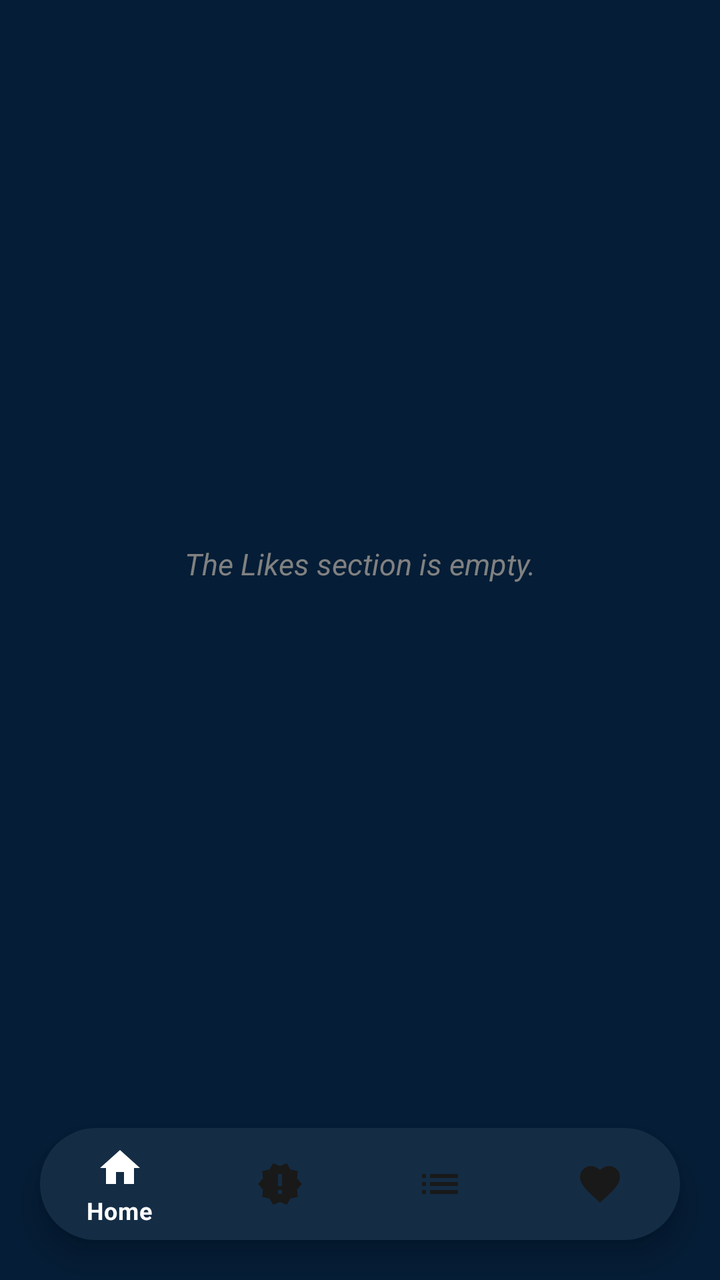
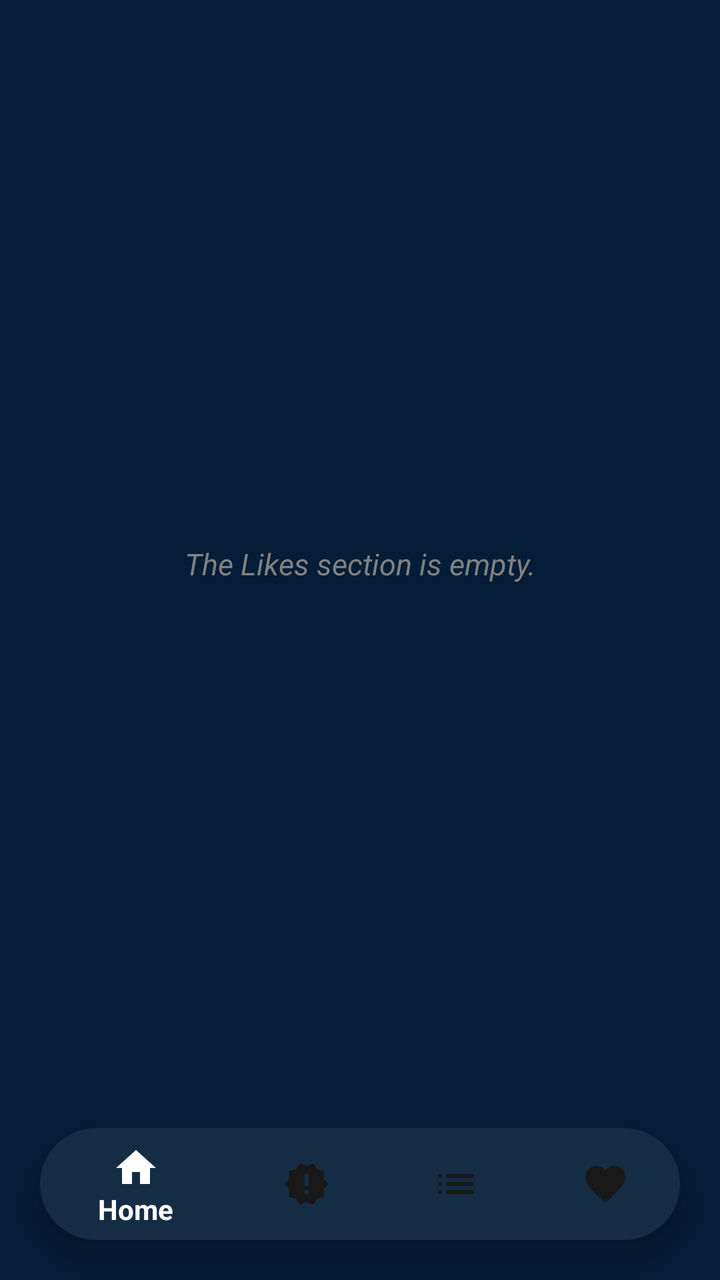

The first picture is an Android layout as it rendered before a commit; the second is the same layout after the commit. The layout source and the unified diff follow.
<!-- AndroidManifest.xml: application theme Theme.Foundfootage -->
<!-- res/layout/activity_likes.xml -->
<?xml version="1.0" encoding="utf-8"?>
<androidx.constraintlayout.widget.ConstraintLayout xmlns:android="http://schemas.android.com/apk/res/android"
    xmlns:app="http://schemas.android.com/apk/res-auto"
    xmlns:tools="http://schemas.android.com/tools"
    android:layout_width="match_parent"
    android:layout_height="match_parent"
    android:background="@color/purplea2"
    tools:context=".Likes">

    <androidx.recyclerview.widget.RecyclerView
        android:id="@+id/recycler_view3"
        android:orientation="vertical"
        android:layout_width="match_parent"
        android:layout_height="match_parent"
        android:layout_marginStart="8dp"
        android:layout_marginTop="8dp"
        android:layout_marginEnd="8dp"
        android:layout_marginBottom="90dp"
        android:elevation="25dp" />

    <TextView
        android:id="@+id/likes_empty_text"
        android:layout_width="match_parent"
        android:layout_height="200dp"
        android:gravity="center"
        app:layout_constraintBottom_toTopOf="@+id/bottom_navigation"
        app:layout_constraintEnd_toEndOf="parent"
        app:layout_constraintStart_toStartOf="parent"
        android:textSize="15sp"
        android:hint="The Likes section is empty."
        android:textColorHint="#818181"
        android:textStyle="italic"
        app:layout_constraintTop_toTopOf="parent" />

    <com.google.android.material.bottomnavigation.BottomNavigationView
        android:id="@+id/bottom_navigation"
        android:layout_width="match_parent"
        android:layout_height="56dp"
        android:layout_alignParentBottom="true"
        android:layout_margin="20dp"
        android:background="@drawable/round_corner"
        android:elevation="10dp"
        app:itemIconTint="@color/item_selector"
        app:itemRippleColor="@android:color/transparent"
        app:itemTextColor="@color/white"
        app:layout_constraintBottom_toBottomOf="parent"
        app:menu="@menu/menu_items"
        tools:layout_editor_absoluteX="20dp" />


</androidx.constraintlayout.widget.ConstraintLayout>
<!-- resources referenced by this layout -->
<resources>
  <color name="purplea2">#051d36</color>
  <color name="white">#FFFFFF</color>
  <!-- drawable round_corner (drawable) -->
  <?xml version="1.0" encoding="utf-8"?>
  
  <shape xmlns:android="http://schemas.android.com/apk/res/android"
      android:shape="rectangle">
  <solid android:color="@color/purplea"/>
      <corners android:radius="100dp"/>
  
  </shape>
  <style name="Theme.Foundfootage" parent="Theme.MaterialComponents.DayNight.NoActionBar">
          
          <item name="colorPrimary">@color/purplea</item>
          <item name="colorPrimaryVariant">@color/purple_700</item>
          <item name="colorOnPrimary">@color/white</item>
          
          <item name="colorSecondary">@color/teal_200</item>
          <item name="colorSecondaryVariant">@color/teal_700</item>
          <item name="colorOnSecondary">@color/black</item>
          
          <item name="android:statusBarColor" tools:targetApi="l">@color/purplea2</item>
          
      </style>
  <color name="purplea">#142d45</color>
  <color name="purple_700">#FF3700B3</color>
  <color name="teal_200">#FF03DAC5</color>
  <color name="teal_700">#FF018786</color>
  <color name="black">#FF000000</color>
</resources>

<!-- the commit's change to res/layout/activity_likes.xml (unified diff, before → after) -->
@@ -12,6 +12,7 @@
         android:orientation="vertical"
         android:layout_width="match_parent"
         android:layout_height="match_parent"
+        android:contentDescription="Movies Likes"
         android:layout_marginStart="8dp"
         android:layout_marginTop="8dp"
         android:layout_marginEnd="8dp"
<!-- resource entries referenced after the edit -->
@@ -11,7 +11,7 @@
       <corners android:radius="100dp"/>
   
   </shape>
-  <style name="Theme.Foundfootage" parent="Theme.MaterialComponents.DayNight.NoActionBar">
+  <style name="Theme.Foundfootage" parent="Theme.AppCompat.DayNight.NoActionBar">
           
           <item name="colorPrimary">@color/purplea</item>
           <item name="colorPrimaryVariant">@color/purple_700</item>
